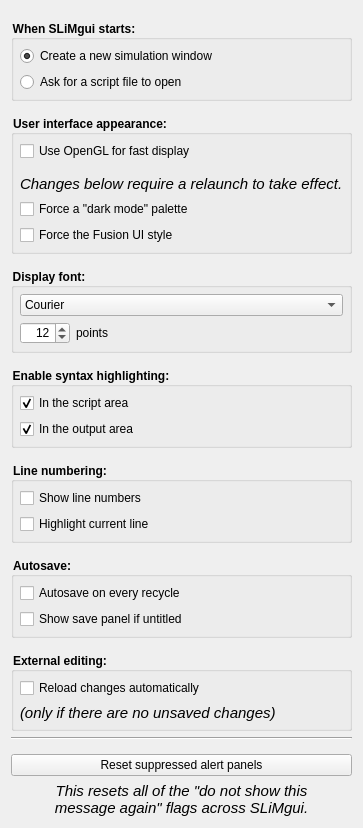
Qt form QtSLiM/QtSLiMPreferences.ui (MesserLab/SLiM) before a commit.
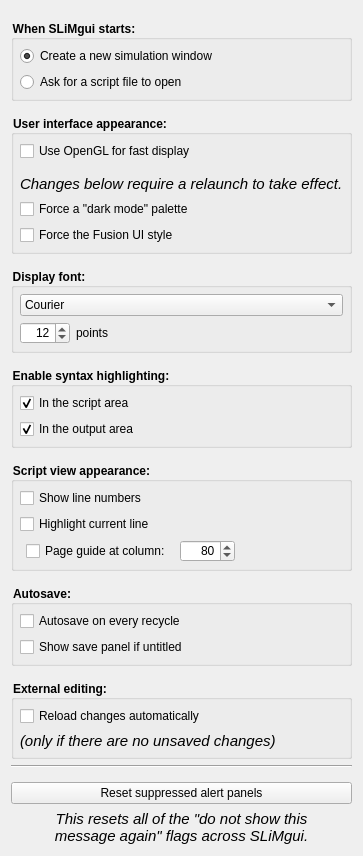
The same form after that commit.

Commit message: add a "page guide" pref in SLiMgui, at a specified column

What changed in the file:
```diff
--- a/QtSLiM/QtSLiMPreferences.ui
+++ b/QtSLiM/QtSLiMPreferences.ui
@@ -7,7 +7,7 @@
     <x>0</x>
     <y>0</y>
     <width>303</width>
-    <height>747</height>
+    <height>780</height>
    </rect>
   </property>
   <property name="windowTitle">
@@ -419,9 +419,9 @@
       <string notr="true">QGroupBox { font-weight: bold; }</string>
      </property>
      <property name="title">
-      <string>Line numbering:</string>
+      <string>Script view appearance:</string>
      </property>
-     <layout class="QVBoxLayout" name="verticalLayout_5" stretch="0,0">
+     <layout class="QVBoxLayout" name="verticalLayout_5" stretch="0,0,0">
       <property name="spacing">
        <number>6</number>
       </property>
@@ -457,6 +457,58 @@
         </property>
        </widget>
       </item>
+      <item>
+       <layout class="QHBoxLayout" name="pageGuideLayout" stretch="0,0,0,1">
+        <item>
+         <widget class="QWidget" name="pageGuideNoPadWidget" native="true"/>
+        </item>
+        <item>
+         <widget class="QCheckBox" name="showPageGuide">
+          <property name="text">
+           <string>Page guide at column: </string>
+          </property>
+         </widget>
+        </item>
+        <item>
+         <widget class="QSpinBox" name="pageGuideSpinBox">
+          <property name="minimumSize">
+           <size>
+            <width>55</width>
+            <height>0</height>
+           </size>
+          </property>
+          <property name="focusPolicy">
+           <enum>Qt::StrongFocus</enum>
+          </property>
+          <property name="alignment">
+           <set>Qt::AlignRight|Qt::AlignTrailing|Qt::AlignVCenter</set>
+          </property>
+          <property name="minimum">
+           <number>1</number>
+          </property>
+          <property name="maximum">
+           <number>999</number>
+          </property>
+          <property name="value">
+           <number>80</number>
+          </property>
+         </widget>
+        </item>
+        <item>
+         <spacer name="horizontalSpacer">
+          <property name="orientation">
+           <enum>Qt::Horizontal</enum>
+          </property>
+          <property name="sizeHint" stdset="0">
+           <size>
+            <width>5</width>
+            <height>5</height>
+           </size>
+          </property>
+         </spacer>
+        </item>
+       </layout>
+      </item>
      </layout>
     </widget>
    </item>
```
Left out of the diff: 2 changed lines with no effect on the pictures. The commit also changes 5 other files.
